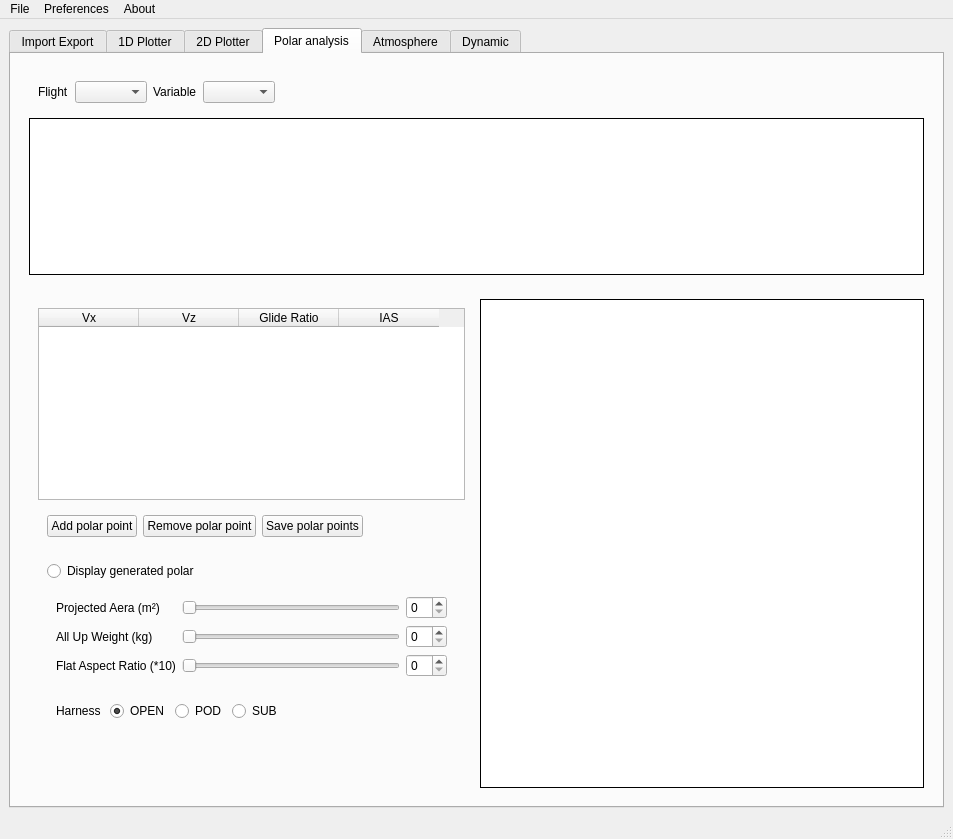
TheGoodWeather/Vector-Vario-Analyzer, file src/gui/mainwindow.ui: the form before one commit.
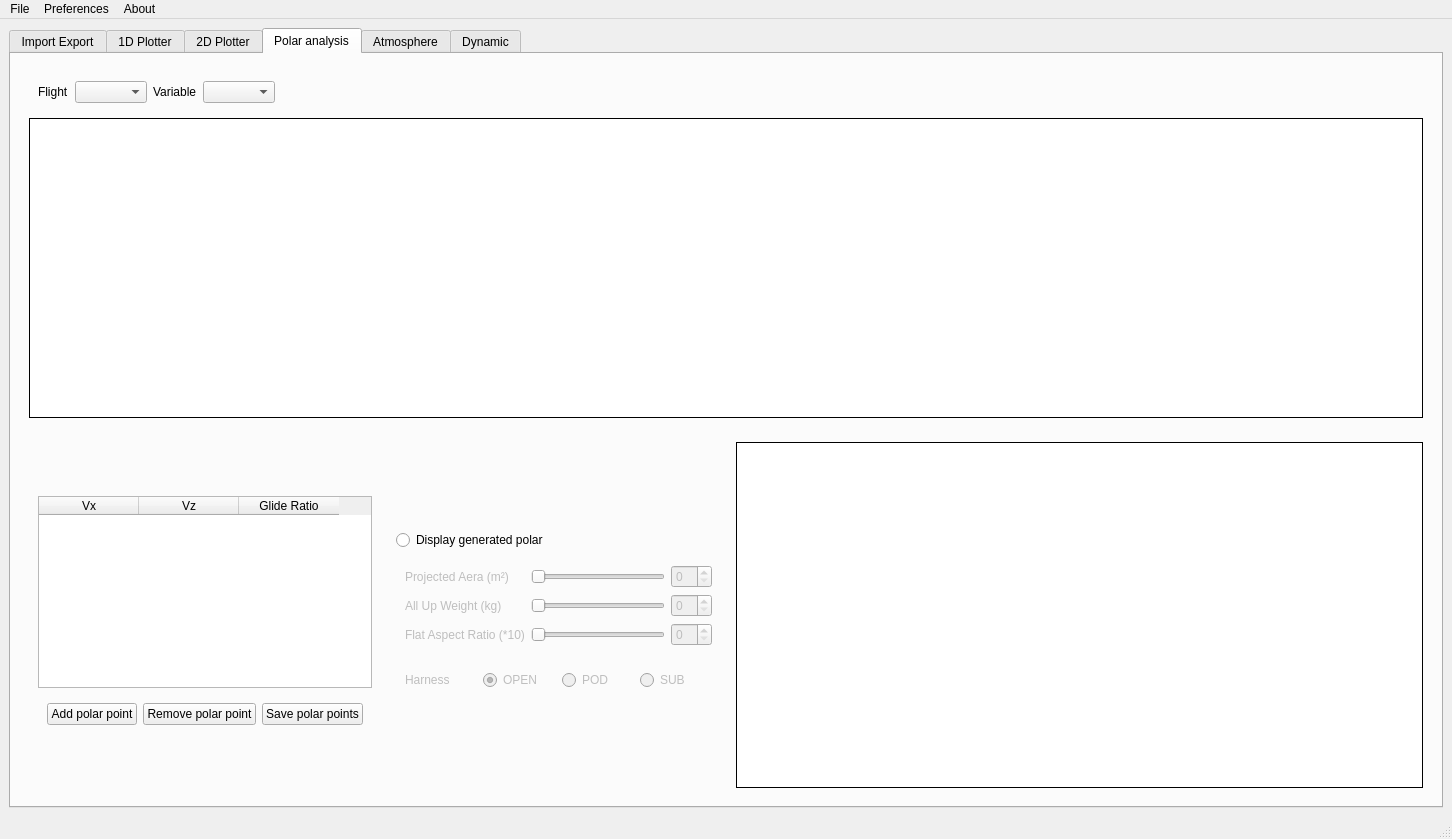
The form after the commit. The open tabs and pages were chosen to show the change. Custom widgets are drawn as their Qt base class.

Diff of the .ui file:
```diff
--- a/src/gui/mainwindow.ui
+++ b/src/gui/mainwindow.ui
@@ -6,7 +6,7 @@
    <rect>
     <x>0</x>
     <y>0</y>
-    <width>953</width>
+    <width>1452</width>
     <height>839</height>
    </rect>
   </property>
@@ -21,7 +21,7 @@
     <item>
      <widget class="QTabWidget" name="tabWidget">
       <property name="currentIndex">
-       <number>5</number>
+       <number>3</number>
       </property>
       <widget class="QWidget" name="inexport_tab">
        <attribute name="title">
@@ -189,7 +189,7 @@
               <item>
                <widget class="QLabel" name="label_3">
                 <property name="text">
-                 <string>.vva database content</string>
+                 <string>Logbook</string>
                 </property>
                </widget>
               </item>
@@ -668,9 +668,15 @@
        <attribute name="title">
         <string>Polar analysis</string>
        </attribute>
-       <layout class="QVBoxLayout" name="verticalLayout_14">
+       <layout class="QVBoxLayout" name="verticalLayout_14" stretch="50,50">
         <item>
          <widget class="QWidget" name="widget_12" native="true">
+          <property name="sizePolicy">
+           <sizepolicy hsizetype="Expanding" vsizetype="Expanding">
+            <horstretch>0</horstretch>
+            <verstretch>0</verstretch>
+           </sizepolicy>
+          </property>
           <layout class="QVBoxLayout" name="verticalLayout_12">
            <item>
             <widget class="QWidget" name="widget_11" native="true">
@@ -762,16 +768,16 @@
         <item>
          <widget class="QWidget" name="widget_13" native="true">
           <property name="sizePolicy">
-           <sizepolicy hsizetype="Minimum" vsizetype="Minimum">
+           <sizepolicy hsizetype="Expanding" vsizetype="Expanding">
             <horstretch>0</horstretch>
             <verstretch>0</verstretch>
            </sizepolicy>
           </property>
-          <layout class="QHBoxLayout" name="horizontalLayout_10">
+          <layout class="QHBoxLayout" name="horizontalLayout_10" stretch="1,1,2">
            <item>
             <widget class="QWidget" name="widget_14" native="true">
              <property name="sizePolicy">
-              <sizepolicy hsizetype="Minimum" vsizetype="Minimum">
+              <sizepolicy hsizetype="Expanding" vsizetype="Fixed">
                <horstretch>0</horstretch>
                <verstretch>0</verstretch>
               </sizepolicy>
@@ -780,11 +786,23 @@
               <item>
                <widget class="QTableWidget" name="tableView_polar_points">
                 <property name="sizePolicy">
-                 <sizepolicy hsizetype="Minimum" vsizetype="Minimum">
+                 <sizepolicy hsizetype="Expanding" vsizetype="Fixed">
                   <horstretch>0</horstretch>
                   <verstretch>0</verstretch>
                  </sizepolicy>
                 </property>
+                <property name="minimumSize">
+                 <size>
+                  <width>8</width>
+                  <height>0</height>
+                 </size>
+                </property>
+                <property name="baseSize">
+                 <size>
+                  <width>0</width>
+                  <height>0</height>
+                 </size>
+                </property>
                 <column>
                  <property name="text">
                   <string>Vx</string>
@@ -800,17 +818,12 @@
                   <string>Glide Ratio</string>
                  </property>
                 </column>
-                <column>
-                 <property name="text">
-                  <string>IAS</string>
-                 </property>
-                </column>
                </widget>
               </item>
               <item>
                <widget class="QWidget" name="widget_15" native="true">
                 <property name="sizePolicy">
-                 <sizepolicy hsizetype="Minimum" vsizetype="Minimum">
+                 <sizepolicy hsizetype="Expanding" vsizetype="Fixed">
                   <horstretch>0</horstretch>
                   <verstretch>0</verstretch>
                  </sizepolicy>
@@ -818,6 +831,12 @@
                 <layout class="QHBoxLayout" name="horizontalLayout_11">
                  <item>
                   <widget class="QPushButton" name="pushButton_add_polar_point">
+                   <property name="sizePolicy">
+                    <sizepolicy hsizetype="Expanding" vsizetype="Fixed">
+                     <horstretch>0</horstretch>
+                     <verstretch>0</verstretch>
+                    </sizepolicy>
+                   </property>
                    <property name="text">
                     <string>Add polar point</string>
                    </property>
@@ -825,6 +844,12 @@
                  </item>
                  <item>
                   <widget class="QPushButton" name="pushButton_remove_polar_point">
+                   <property name="sizePolicy">
+                    <sizepolicy hsizetype="Expanding" vsizetype="Fixed">
+                     <horstretch>0</horstretch>
+                     <verstretch>0</verstretch>
+                    </sizepolicy>
+                   </property>
                    <property name="text">
                     <string>Remove polar point</string>
                    </property>
@@ -832,23 +857,19 @@
                  </item>
                  <item>
                   <widget class="QPushButton" name="pushButton_save_polar">
+                   <property name="sizePolicy">
+                    <sizepolicy hsizetype="Expanding" vsizetype="Fixed">
+                     <horstretch>0</horstretch>
+                     <verstretch>0</verstretch>
+                    </sizepolicy>
+                   </property>
                    <property name="text">
                     <string>Save polar points</string>
                    </property>
                   </widget>
                  </item>
-                 <item>
-                  <spacer name="horizontalSpacer_7">
-                   <property name="orientation">
-                    <enum>Qt::Horizontal</enum>
-                   </property>
-                   <property name="sizeHint" stdset="0">
-                    <size>
-                     <width>40</width>
-                     <height>20</height>
-                    </size>
-                   </property>
-                  </spacer>
+                </layout>
+               </widget>
                  </item>
                 </layout>
                </widget>
@@ -856,7 +877,7 @@
               <item>
                <widget class="QWidget" name="widget_17" native="true">
                 <property name="sizePolicy">
-                 <sizepolicy hsizetype="Minimum" vsizetype="Minimum">
+              <sizepolicy hsizetype="Expanding" vsizetype="Fixed">
                   <horstretch>0</horstretch>
                   <verstretch>0</verstretch>
                  </sizepolicy>
@@ -864,15 +885,24 @@
                 <layout class="QVBoxLayout" name="verticalLayout_18">
                  <item>
                   <widget class="QRadioButton" name="radioButton_display_generated_polar">
+                <property name="sizePolicy">
+                 <sizepolicy hsizetype="Minimum" vsizetype="Minimum">
+                  <horstretch>0</horstretch>
+                  <verstretch>0</verstretch>
+                 </sizepolicy>
+                </property>
                    <property name="text">
                     <string>Display generated polar</string>
                    </property>
                   </widget>
                  </item>
                  <item>
-                  <widget class="QWidget" name="widget_20" native="true">
+               <widget class="QWidget" name="widget_sliders_polar" native="true">
+                <property name="enabled">
+                 <bool>false</bool>
+                </property>
                    <property name="sizePolicy">
-                    <sizepolicy hsizetype="Minimum" vsizetype="Minimum">
+                 <sizepolicy hsizetype="Expanding" vsizetype="Minimum">
                      <horstretch>0</horstretch>
                      <verstretch>0</verstretch>
                     </sizepolicy>
@@ -894,6 +924,12 @@
                     </item>
                     <item row="0" column="1">
                      <widget class="QSlider" name="horizontalSlider_sproj">
+                   <property name="sizePolicy">
+                    <sizepolicy hsizetype="Expanding" vsizetype="Fixed">
+                     <horstretch>0</horstretch>
+                     <verstretch>0</verstretch>
+                    </sizepolicy>
+                   </property>
                       <property name="orientation">
                        <enum>Qt::Horizontal</enum>
                       </property>
@@ -901,6 +937,12 @@
                     </item>
                     <item row="1" column="1">
                      <widget class="QSlider" name="horizontalSlider_auw">
+                   <property name="sizePolicy">
+                    <sizepolicy hsizetype="Expanding" vsizetype="Fixed">
+                     <horstretch>0</horstretch>
+                     <verstretch>0</verstretch>
+                    </sizepolicy>
+                   </property>
                       <property name="orientation">
                        <enum>Qt::Horizontal</enum>
                       </property>
@@ -915,6 +957,12 @@
                     </item>
                     <item row="2" column="1">
                      <widget class="QSlider" name="horizontalSlider_ar">
+                   <property name="sizePolicy">
+                    <sizepolicy hsizetype="Expanding" vsizetype="Fixed">
+                     <horstretch>0</horstretch>
+                     <verstretch>0</verstretch>
+                    </sizepolicy>
+                   </property>
                       <property name="orientation">
                        <enum>Qt::Horizontal</enum>
                       </property>
@@ -933,7 +981,16 @@
                   </widget>
                  </item>
                  <item>
-                  <widget class="QWidget" name="widget_21" native="true">
+               <widget class="QWidget" name="widget_harness_polar" native="true">
+                <property name="enabled">
+                 <bool>false</bool>
+                </property>
+                <property name="sizePolicy">
+                 <sizepolicy hsizetype="Minimum" vsizetype="Minimum">
+                  <horstretch>0</horstretch>
+                  <verstretch>0</verstretch>
+                 </sizepolicy>
+                </property>
                    <layout class="QHBoxLayout" name="horizontalLayout_12">
                     <item>
                      <widget class="QLabel" name="label_15">
@@ -966,35 +1023,6 @@
                       </property>
                      </widget>
                     </item>
-                    <item>
-                     <spacer name="horizontalSpacer">
-                      <property name="orientation">
-                       <enum>Qt::Horizontal</enum>
-                      </property>
-                      <property name="sizeHint" stdset="0">
-                       <size>
-                        <width>40</width>
-                        <height>20</height>
-                       </size>
-                      </property>
-                     </spacer>
-                    </item>
-                   </layout>
-                  </widget>
-                 </item>
-                 <item>
-                  <spacer name="verticalSpacer_2">
-                   <property name="orientation">
-                    <enum>Qt::Vertical</enum>
-                   </property>
-                   <property name="sizeHint" stdset="0">
-                    <size>
-                     <width>20</width>
-                     <height>40</height>
-                    </size>
-                   </property>
-                  </spacer>
-                 </item>
                 </layout>
                </widget>
               </item>
@@ -1003,6 +1031,12 @@
            </item>
            <item>
             <widget class="PlotWidget" name="graph_tabpolar_vxvz">
+             <property name="sizePolicy">
+              <sizepolicy hsizetype="Minimum" vsizetype="Expanding">
+               <horstretch>0</horstretch>
+               <verstretch>0</verstretch>
+              </sizepolicy>
+             </property>
              <property name="cursor" stdset="0">
               <cursorShape>ArrowCursor</cursorShape>
              </property>
@@ -1186,7 +1220,7 @@
     <rect>
      <x>0</x>
      <y>0</y>
-     <width>953</width>
+     <width>1452</width>
      <height>26</height>
     </rect>
    </property>
```
Lines whose indentation alone changed are shown as unchanged.
